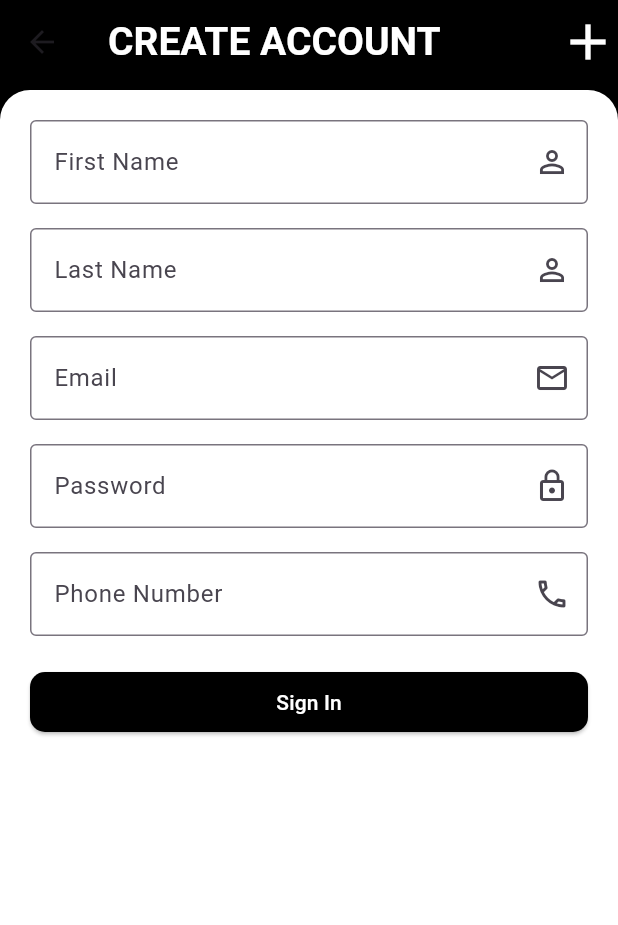
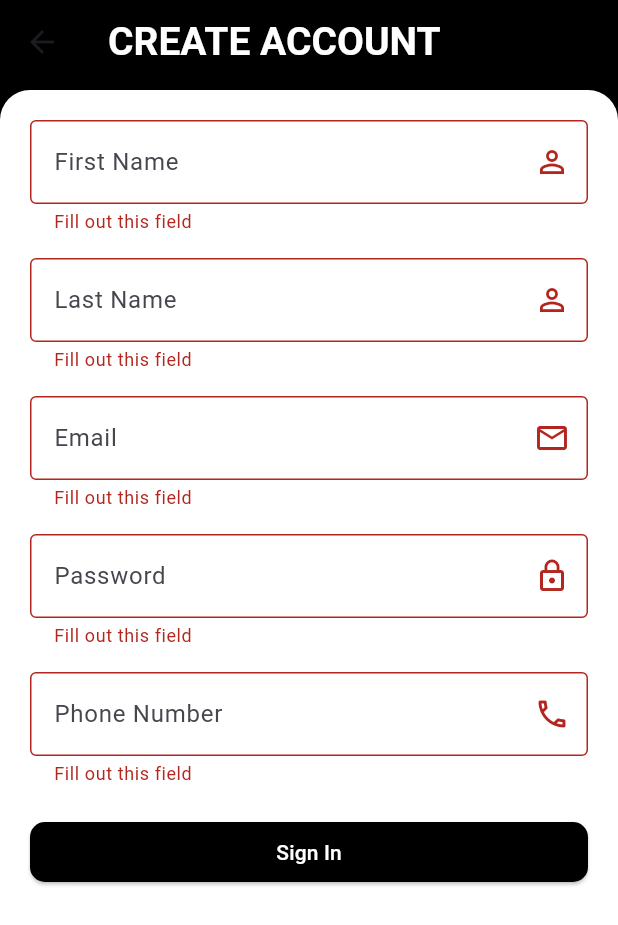
Before and after one commit to JashobeamKayiwa/TaskIT, a Flutter app: the RegisterPage screen opened directly, after a tap on "Sign In", on a phone screen of 412 x 824 dp. Shown: the top 925 px of the screen. Run offline on Flutter 3.47's test engine with Material 3 defaults, Android fonts, the phone set to English and light mode, and no system bars; our stand-ins replace firebase_core; accounts and stored records are empty.

Commit message:
addded validation and widgets

```diff
--- a/task_it/lib/main.dart
+++ b/task_it/lib/main.dart
@@ -4,6 +4,7 @@ import 'package:task_it/firebase_options.dart';
 import 'package:firebase_core/firebase_core.dart';
 import 'package:task_it/screens/addtask.dart';
 import 'package:task_it/screens/login.dart';
+import 'package:task_it/screens/register.dart';
 
 void main() async {
   WidgetsFlutterBinding.ensureInitialized();
@@ -19,7 +20,7 @@ class MyApp extends StatelessWidget {
     return MaterialApp(
       debugShowCheckedModeBanner: false,
       title: 'TaskIT',
-      home: AddTask(),
+      home: RegisterPage(),
     );
   }
 }
--- a/task_it/lib/screens/addtask.dart
+++ b/task_it/lib/screens/addtask.dart
@@ -36,8 +36,7 @@ class _AddTaskState extends State<AddTask> {
   @override
   Widget build(BuildContext context) {
     return Scaffold(
-      body: Container(
-        child: Padding(
+      body: Padding(
         padding: const EdgeInsets.symmetric(vertical: 20, horizontal: 40),
         child: Column(
           crossAxisAlignment: CrossAxisAlignment.stretch,
@@ -154,7 +153,6 @@ class _AddTaskState extends State<AddTask> {
           ],
         ),
       ),
-      ),
     );
   }
 
--- a/task_it/lib/screens/register.dart
+++ b/task_it/lib/screens/register.dart
@@ -1,5 +1,7 @@
 import 'package:flutter/material.dart';
 import 'package:task_it/constants/colors.dart';
+
+import '../widgets/forms.dart';
 
 class RegisterPage extends StatefulWidget {
   const RegisterPage({super.key});
@@ -14,6 +16,8 @@ class _RegisterPageState extends State<RegisterPage> {
   final _lNameController = TextEditingController();
   final _passwordController = TextEditingController();
   final _numberController = TextEditingController();
+
+  final _formKey = GlobalKey<FormState>();
 
   @override
   Widget build(BuildContext context) {
@@ -37,7 +41,9 @@ class _RegisterPageState extends State<RegisterPage> {
             Expanded(
               child: ListView(
                 children: [
-                  Column(
+                  Form(
+                    key: _formKey,
+                    child: Column(
                       mainAxisAlignment: MainAxisAlignment.spaceAround,
                       crossAxisAlignment: CrossAxisAlignment.stretch,
                       children: [
@@ -50,26 +56,23 @@ class _RegisterPageState extends State<RegisterPage> {
                         _buildTextFormField(
                             _emailController, "Email", Icons.email_outlined),
                         SizedBox(height: 16.0),
-                      _buildTextFormField(
-                          _passwordController, "Password", Icons.lock_outline),
+                        _buildTextFormField(_passwordController, "Password",
+                            Icons.lock_outline),
                         SizedBox(height: 16.0),
                         _buildTextFormField(_numberController, "Phone Number",
                             Icons.phone_outlined),
                         SizedBox(height: 20.0),
-                      ElevatedButton(
-                          onPressed: () {},
-                          child:
-                              Text('Sign In', style: TextStyle(color: kWhite)),
-                          style: ElevatedButton.styleFrom(
-                            backgroundColor: kBlack,
-                            padding: EdgeInsets.only(
-                              right: 90.0,
-                              left: 90.0,
+                        RegButton(
+                          onPress: () {
+                            if (_formKey.currentState!.validate()) {
+                              ScaffoldMessenger.of(context).showSnackBar(
+                                  const SnackBar(
+                                      content: Text('Processing Data')));
+                            }
+                          },
                         ),
-                            shape: RoundedRectangleBorder(
-                                borderRadius: BorderRadius.circular(10.0)),
-                          )),
                       ],
+                    ),
                   ),
                 ],
               ),
@@ -83,6 +86,13 @@ class _RegisterPageState extends State<RegisterPage> {
   Widget _buildTextFormField(
       TextEditingController controller, String hintText, IconData icon) {
     return TextFormField(
+      validator: (value) {
+        if (value == null || value.isEmpty) {
+          return "Fill out this field";
+        } else {
+          null;
+        }
+      },
       controller: controller,
       decoration: InputDecoration(
         hintText: hintText,
@@ -113,9 +123,6 @@ Widget _buildAppBar() {
             ),
           ],
         ),
-        actions: [
-          Icon(Icons.add, color: kWhite, size: 40),
-        ],
       ),
     ),
   );
--- a/task_it/lib/widgets/forms.dart
+++ b/task_it/lib/widgets/forms.dart
@@ -0,0 +1,23 @@
+import 'package:flutter/material.dart';
+import 'package:task_it/constants/colors.dart';
+
+class RegButton extends StatelessWidget {
+  const RegButton({
+    Key? key,
+    required this.onPress,
+  }) : super(key: key);
+
+  final VoidCallback onPress;
+
+  @override
+  Widget build(BuildContext context) {
+    return ElevatedButton(
+        onPressed: onPress,
+        child: Text('Sign In', style: TextStyle(color: kWhite)),
+        style: ElevatedButton.styleFrom(
+          backgroundColor: kBlack,
+          shape:
+              RoundedRectangleBorder(borderRadius: BorderRadius.circular(10.0)),
+        ));
+  }
+}
```
Lines whose indentation alone changed are shown as unchanged.
